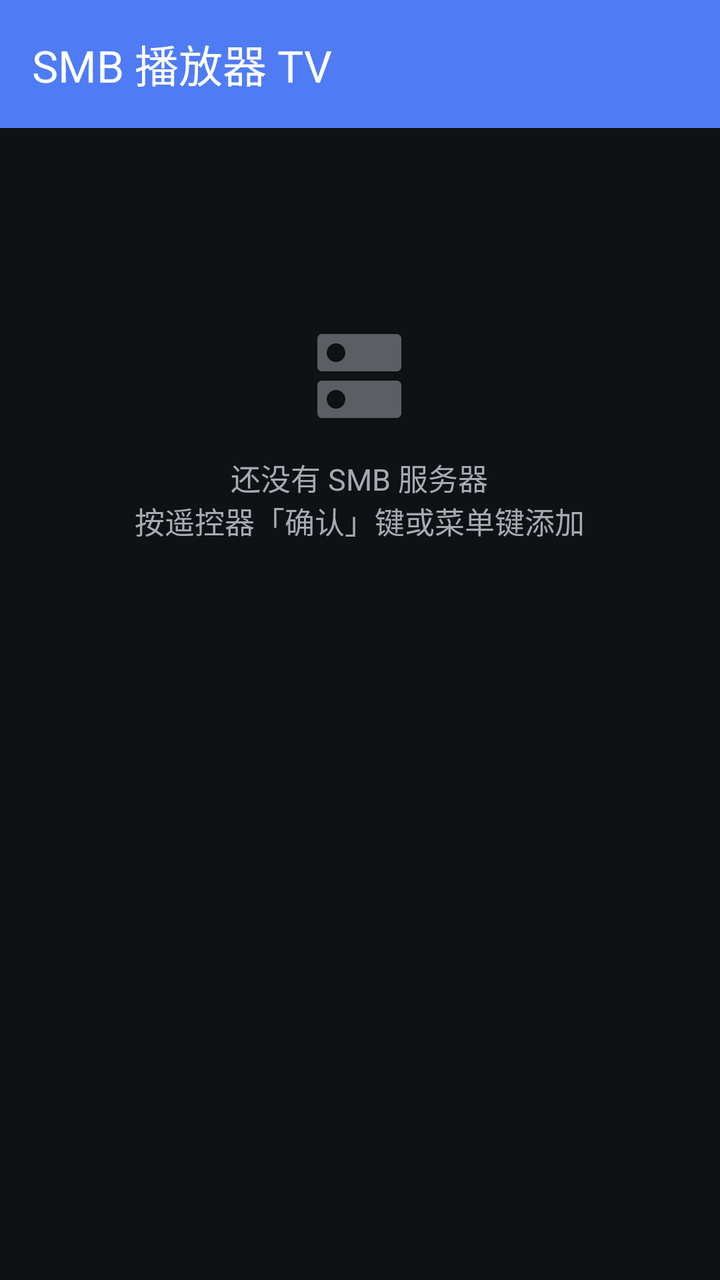
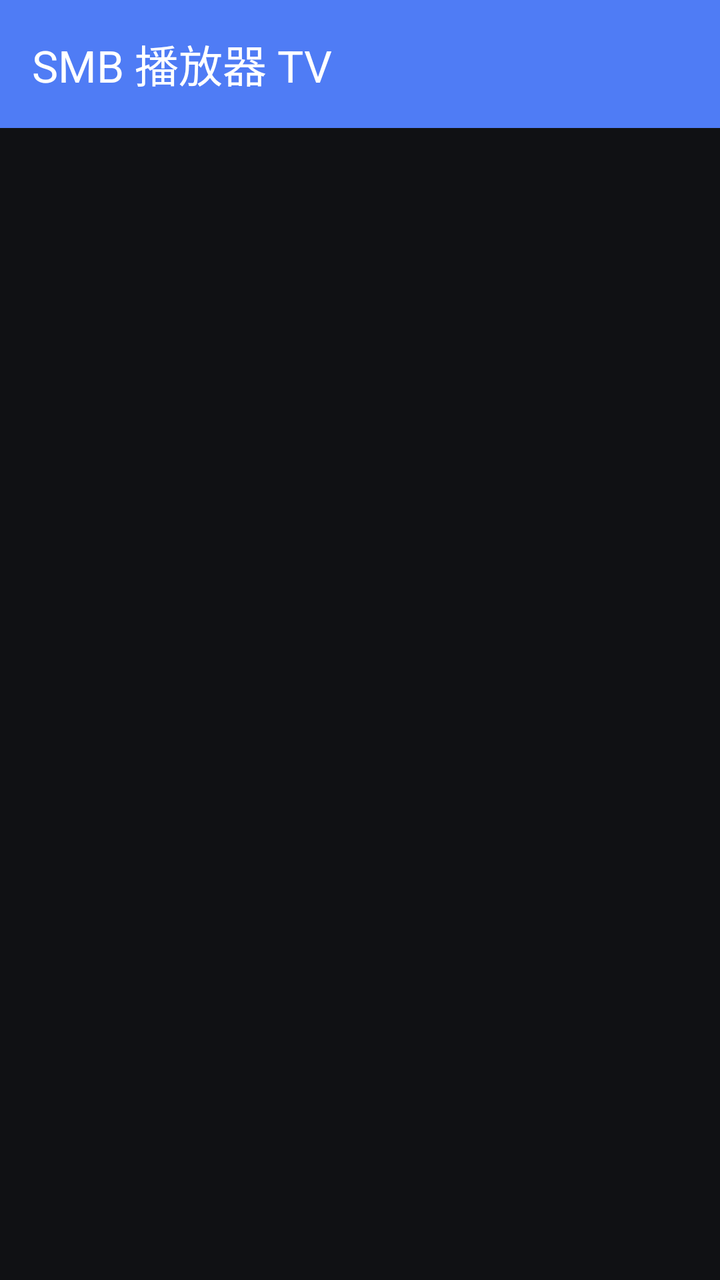

Screens rendered from an Android XML layout before and after an edit, with the pre-edit source and the edit as a unified diff.
<!-- AndroidManifest.xml: application theme Theme.SmbPlayer -->
<!-- res/layout/activity_main.xml -->
<?xml version="1.0" encoding="utf-8"?>
<LinearLayout xmlns:android="http://schemas.android.com/apk/res/android"
    xmlns:app="http://schemas.android.com/apk/res-auto"
    android:layout_width="match_parent"
    android:layout_height="match_parent"
    android:background="?android:attr/colorBackground"
    android:fitsSystemWindows="true"
    android:orientation="vertical">

    <com.google.android.material.appbar.MaterialToolbar
        android:id="@+id/toolbar"
        android:layout_width="match_parent"
        android:layout_height="?attr/actionBarSize"
        android:background="@color/primary"
        app:subtitleTextColor="@color/on_primary"
        app:title="@string/app_name"
        app:titleTextColor="@color/on_primary" />

    <ScrollView
        android:id="@+id/scroll"
        android:layout_width="match_parent"
        android:layout_height="match_parent"
        android:fillViewport="true"
        android:scrollbars="none">

        <LinearLayout
            android:layout_width="match_parent"
            android:layout_height="wrap_content"
            android:orientation="vertical"
            android:paddingBottom="16dp">

            
            <LinearLayout
                android:id="@+id/history_section"
                android:layout_width="match_parent"
                android:layout_height="wrap_content"
                android:orientation="vertical"
                android:visibility="gone">

                <TextView
                    android:layout_width="match_parent"
                    android:layout_height="wrap_content"
                    android:paddingStart="16dp"
                    android:paddingEnd="16dp"
                    android:paddingTop="10dp"
                    android:paddingBottom="4dp"
                    android:text="@string/history_section_title"
                    android:textColor="@color/on_surface_variant"
                    android:textSize="13sp"
                    android:textStyle="bold" />

                <androidx.recyclerview.widget.RecyclerView
                    android:id="@+id/recycler_history"
                    android:layout_width="match_parent"
                    android:layout_height="wrap_content"
                    android:clipToPadding="false"
                    android:scrollbars="none" />
            </LinearLayout>

            
            <LinearLayout
                android:id="@+id/favorite_section"
                android:layout_width="match_parent"
                android:layout_height="wrap_content"
                android:orientation="vertical"
                android:visibility="gone">

                <TextView
                    android:layout_width="match_parent"
                    android:layout_height="wrap_content"
                    android:paddingStart="16dp"
                    android:paddingEnd="16dp"
                    android:paddingTop="10dp"
                    android:paddingBottom="4dp"
                    android:text="@string/favorite_section_title"
                    android:textColor="@color/on_surface_variant"
                    android:textSize="13sp"
                    android:textStyle="bold" />

                <androidx.recyclerview.widget.RecyclerView
                    android:id="@+id/recycler_favorite"
                    android:layout_width="match_parent"
                    android:layout_height="wrap_content"
                    android:clipToPadding="false"
                    android:paddingBottom="6dp"
                    android:scrollbars="none" />
            </LinearLayout>

            <FrameLayout
                android:layout_width="match_parent"
                android:layout_height="wrap_content">

                <androidx.recyclerview.widget.RecyclerView
                    android:id="@+id/recycler"
                    android:layout_width="match_parent"
                    android:layout_height="wrap_content"
                    android:clipToPadding="false"
                    android:scrollbars="none" />

                <LinearLayout
                    android:id="@+id/empty_view"
                    android:layout_width="wrap_content"
                    android:layout_height="wrap_content"
                    android:layout_gravity="center"
                    android:layout_marginTop="48dp"
                    android:gravity="center"
                    android:orientation="vertical"
                    android:padding="24dp">

                    <ImageView
                        android:layout_width="56dp"
                        android:layout_height="56dp"
                        android:alpha="0.5"
                        android:importantForAccessibility="no"
                        android:src="@drawable/ic_dns"
                        app:tint="@color/on_surface_variant" />

                    <TextView
                        android:id="@+id/tv_empty"
                        android:layout_width="wrap_content"
                        android:layout_height="wrap_content"
                        android:layout_marginTop="12dp"
                        android:gravity="center"
                        android:text="@string/servers_empty"
                        android:textColor="@color/on_surface_variant"
                        android:textSize="15sp" />
                </LinearLayout>
            </FrameLayout>
        </LinearLayout>
    </ScrollView>
</LinearLayout>
<!-- resources referenced by this layout -->
<resources>
  <color name="on_primary">#FFFFFFFF</color>
  <color name="on_surface_variant">#FFA6AAB3</color>
  <color name="primary">#FF4F7CF5</color>
  <!-- drawable ic_dns (drawable) -->
  <?xml version="1.0" encoding="utf-8"?>
  <vector xmlns:android="http://schemas.android.com/apk/res/android"
      android:width="24dp" android:height="24dp"
      android:viewportWidth="24" android:viewportHeight="24"
      android:tint="?attr/colorControlNormal">
      <path android:fillColor="@android:color/white"
          android:pathData="M20,13H4c-0.55,0 -1,0.45 -1,1v6c0,0.55 0.45,1 1,1h16c0.55,0 1,-0.45 1,-1v-6c0,-0.55 -0.45,-1 -1,-1zM7,19c-1.1,0 -2,-0.9 -2,-2s0.9,-2 2,-2 2,0.9 2,2 -0.9,2 -2,2zM20,3H4c-0.55,0 -1,0.45 -1,1v6c0,0.55 0.45,1 1,1h16c0.55,0 1,-0.45 1,-1V4c0,-0.55 -0.45,-1 -1,-1zM7,9c-1.1,0 -2,-0.9 -2,-2s0.9,-2 2,-2 2,0.9 2,2 -0.9,2 -2,2z" />
  </vector>
  <string name="app_name">SMB 播放器 TV</string>
  <string name="favorite_section_title">收藏路径</string>
  <string name="history_section_title">最近播放</string>
  <string name="servers_empty">还没有 SMB 服务器\n按遥控器「确认」键或菜单键添加</string>
  <style name="Theme.SmbPlayer" parent="Theme.Material3.Dark.NoActionBar">
          <item name="colorPrimary">@color/primary</item>
          <item name="colorOnPrimary">@color/on_primary</item>
          <item name="colorSecondary">@color/secondary</item>
          <item name="android:colorBackground">@color/background</item>
          <item name="colorSurface">@color/surface</item>
          <item name="colorOnSurface">@color/on_surface</item>
          <item name="colorOutline">@color/outline</item>
          <item name="android:statusBarColor">@color/background</item>
      </style>
  <color name="secondary">#FF26A69A</color>
  <color name="background">#FF101114</color>
  <color name="surface">#FF1A1B1F</color>
  <color name="on_surface">#FFE8EAED</color>
  <color name="outline">#FF33363D</color>
</resources>

<!-- the commit's change to res/layout/activity_main.xml (unified diff, before → after) -->
@@ -16,116 +16,16 @@
         app:title="@string/app_name"
         app:titleTextColor="@color/on_primary" />
 
-    <ScrollView
-        android:id="@+id/scroll"
+    
+    <androidx.recyclerview.widget.RecyclerView
+        android:id="@+id/recycler_main"
         android:layout_width="match_parent"
-        android:layout_height="match_parent"
-        android:fillViewport="true"
-        android:scrollbars="none">
+        android:layout_height="0dp"
+        android:layout_weight="1"
+        android:clipToPadding="false"
+        android:descendantFocusability="afterDescendants"
+        android:paddingTop="4dp"
+        android:paddingBottom="16dp"
+        android:scrollbars="vertical" />
 
-        <LinearLayout
-            android:layout_width="match_parent"
-            android:layout_height="wrap_content"
-            android:orientation="vertical"
-            android:paddingBottom="16dp">
-
-            
-            <LinearLayout
-                android:id="@+id/history_section"
-                android:layout_width="match_parent"
-                android:layout_height="wrap_content"
-                android:orientation="vertical"
-                android:visibility="gone">
-
-                <TextView
-                    android:layout_width="match_parent"
-                    android:layout_height="wrap_content"
-                    android:paddingStart="16dp"
-                    android:paddingEnd="16dp"
-                    android:paddingTop="10dp"
-                    android:paddingBottom="4dp"
-                    android:text="@string/history_section_title"
-                    android:textColor="@color/on_surface_variant"
-                    android:textSize="13sp"
-                    android:textStyle="bold" />
-
-                <androidx.recyclerview.widget.RecyclerView
-                    android:id="@+id/recycler_history"
-                    android:layout_width="match_parent"
-                    android:layout_height="wrap_content"
-                    android:clipToPadding="false"
-                    android:scrollbars="none" />
-            </LinearLayout>
-
-            
-            <LinearLayout
-                android:id="@+id/favorite_section"
-                android:layout_width="match_parent"
-                android:layout_height="wrap_content"
-                android:orientation="vertical"
-                android:visibility="gone">
-
-                <TextView
-                    android:layout_width="match_parent"
-                    android:layout_height="wrap_content"
-                    android:paddingStart="16dp"
-                    android:paddingEnd="16dp"
-                    android:paddingTop="10dp"
-                    android:paddingBottom="4dp"
-                    android:text="@string/favorite_section_title"
-                    android:textColor="@color/on_surface_variant"
-                    android:textSize="13sp"
-                    android:textStyle="bold" />
-
-                <androidx.recyclerview.widget.RecyclerView
-                    android:id="@+id/recycler_favorite"
-                    android:layout_width="match_parent"
-                    android:layout_height="wrap_content"
-                    android:clipToPadding="false"
-                    android:paddingBottom="6dp"
-                    android:scrollbars="none" />
-            </LinearLayout>
-
-            <FrameLayout
-                android:layout_width="match_parent"
-                android:layout_height="wrap_content">
-
-                <androidx.recyclerview.widget.RecyclerView
-                    android:id="@+id/recycler"
-                    android:layout_width="match_parent"
-                    android:layout_height="wrap_content"
-                    android:clipToPadding="false"
-                    android:scrollbars="none" />
-
-                <LinearLayout
-                    android:id="@+id/empty_view"
-                    android:layout_width="wrap_content"
-                    android:layout_height="wrap_content"
-                    android:layout_gravity="center"
-                    android:layout_marginTop="48dp"
-                    android:gravity="center"
-                    android:orientation="vertical"
-                    android:padding="24dp">
-
-                    <ImageView
-                        android:layout_width="56dp"
-                        android:layout_height="56dp"
-                        android:alpha="0.5"
-                        android:importantForAccessibility="no"
-                        android:src="@drawable/ic_dns"
-                        app:tint="@color/on_surface_variant" />
-
-                    <TextView
-                        android:id="@+id/tv_empty"
-                        android:layout_width="wrap_content"
-                        android:layout_height="wrap_content"
-                        android:layout_marginTop="12dp"
-                        android:gravity="center"
-                        android:text="@string/servers_empty"
-                        android:textColor="@color/on_surface_variant"
-                        android:textSize="15sp" />
-                </LinearLayout>
-            </FrameLayout>
-        </LinearLayout>
-    </ScrollView>
 </LinearLayout>
<!-- resource entries referenced after the edit -->
@@ -1,21 +1,8 @@
 <!-- resources referenced by this layout -->
 <resources>
   <color name="on_primary">#FFFFFFFF</color>
-  <color name="on_surface_variant">#FFA6AAB3</color>
   <color name="primary">#FF4F7CF5</color>
-  <!-- drawable ic_dns (drawable) -->
-  <?xml version="1.0" encoding="utf-8"?>
-  <vector xmlns:android="http://schemas.android.com/apk/res/android"
-      android:width="24dp" android:height="24dp"
-      android:viewportWidth="24" android:viewportHeight="24"
-      android:tint="?attr/colorControlNormal">
-      <path android:fillColor="@android:color/white"
-          android:pathData="M20,13H4c-0.55,0 -1,0.45 -1,1v6c0,0.55 0.45,1 1,1h16c0.55,0 1,-0.45 1,-1v-6c0,-0.55 -0.45,-1 -1,-1zM7,19c-1.1,0 -2,-0.9 -2,-2s0.9,-2 2,-2 2,0.9 2,2 -0.9,2 -2,2zM20,3H4c-0.55,0 -1,0.45 -1,1v6c0,0.55 0.45,1 1,1h16c0.55,0 1,-0.45 1,-1V4c0,-0.55 -0.45,-1 -1,-1zM7,9c-1.1,0 -2,-0.9 -2,-2s0.9,-2 2,-2 2,0.9 2,2 -0.9,2 -2,2z" />
-  </vector>
   <string name="app_name">SMB 播放器 TV</string>
-  <string name="favorite_section_title">收藏路径</string>
-  <string name="history_section_title">最近播放</string>
-  <string name="servers_empty">还没有 SMB 服务器\n按遥控器「确认」键或菜单键添加</string>
   <style name="Theme.SmbPlayer" parent="Theme.Material3.Dark.NoActionBar">
           <item name="colorPrimary">@color/primary</item>
           <item name="colorOnPrimary">@color/on_primary</item>
